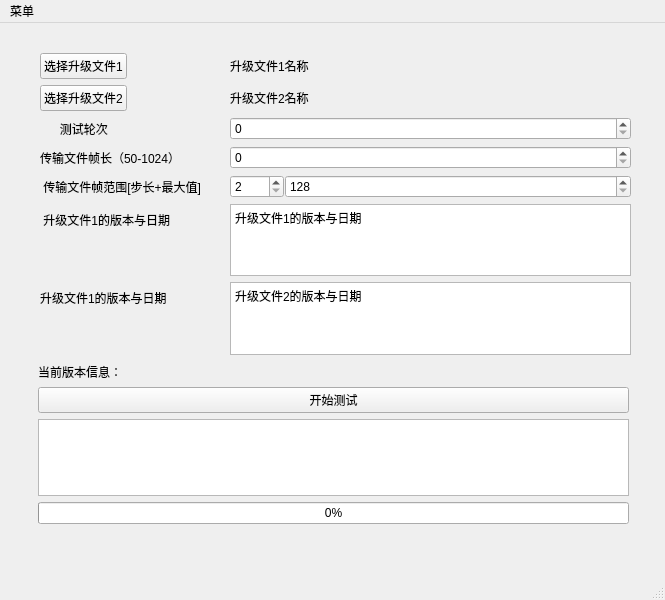
Qt form main_interface.ui (hellowangyu3/python) before a commit.
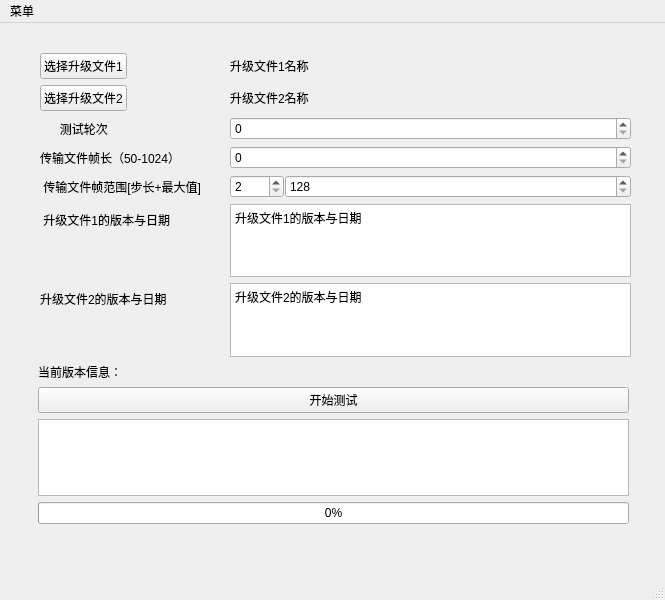
The same form after that commit.

Diff of the .ui file:
```diff
--- a/main_interface.ui
+++ b/main_interface.ui
@@ -56,7 +56,7 @@
       <x>40</x>
       <y>30</y>
       <width>591</width>
-      <height>302</height>
+      <height>304</height>
      </rect>
     </property>
     <layout class="QFormLayout" name="formLayout_3">
@@ -162,7 +162,7 @@
      <item row="8" column="0">
       <widget class="QLabel" name="label_6">
        <property name="text">
-        <string>升级文件1的版本与日期</string>
+        <string>升级文件2的版本与日期</string>
        </property>
       </widget>
      </item>
```
Left out of the diff: 2 changed lines with no effect on the pictures.
